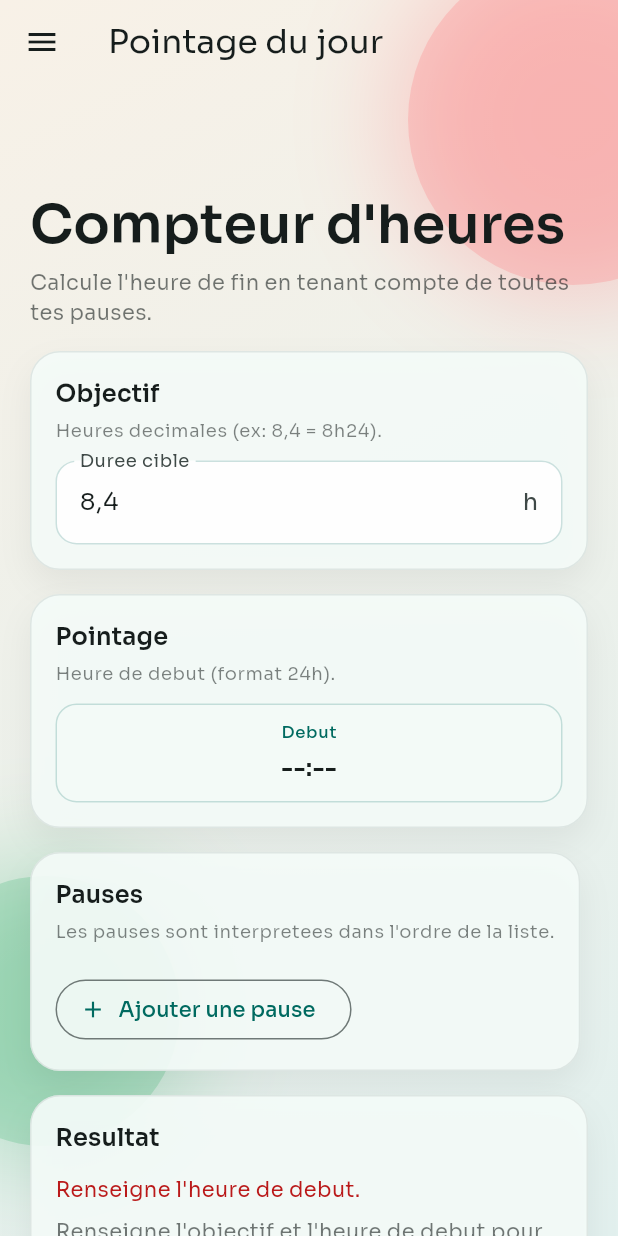
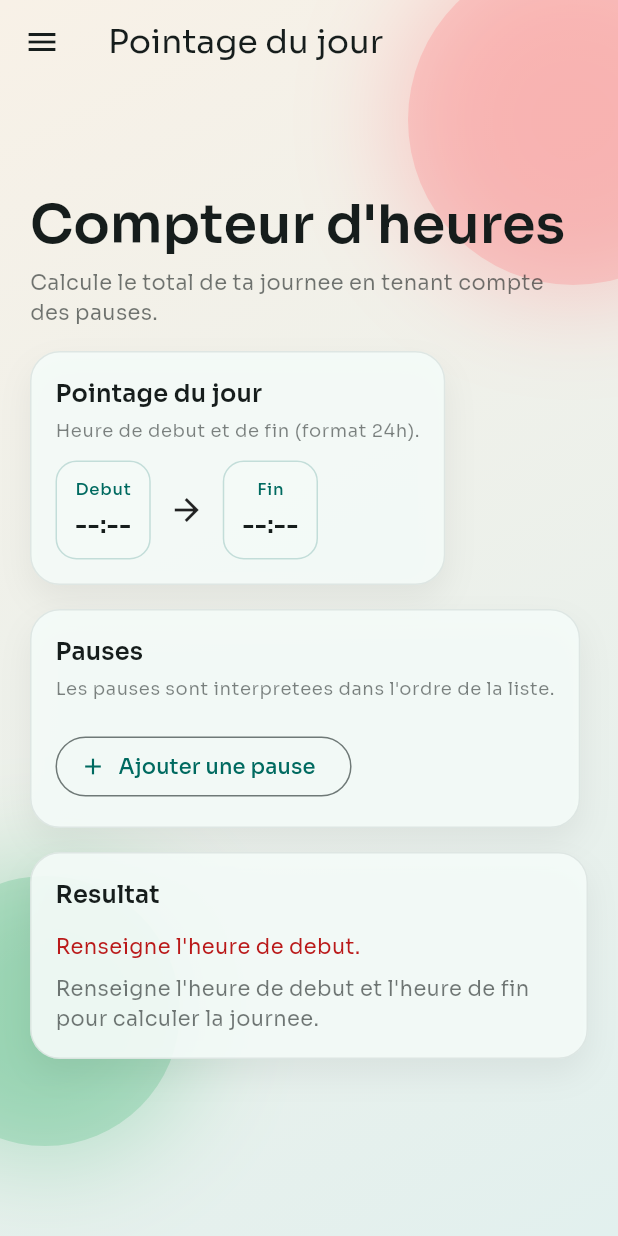
Before and after one commit to kosni68/Compteur_Heure_Android, a Flutter app: the screen it shows after launch, on a phone screen of 412 x 824 dp. Run offline on Flutter 3.47's test engine with Material 3 defaults, Android fonts, the phone set to English and light mode, and no system bars; our stand-ins replace shared_preferences, table_calendar.

Commit message:
Refactor PointagePage to improve time tracking functionality and UI updates

```diff
--- a/lib/main.dart
+++ b/lib/main.dart
@@ -1,3 +1,4 @@
+
 import 'dart:async';
 import 'dart:convert';
 import 'dart:io';
@@ -375,23 +376,20 @@ class PointagePage extends StatefulWidget {
 
 class _PointagePageState extends State<PointagePage>
     with TickerProviderStateMixin {
-  final TextEditingController _targetController = TextEditingController();
-  final FocusNode _targetFocus = FocusNode();
-
   TimeOfDay? _startTime;
+  TimeOfDay? _endTime;
   List<BreakInterval> _breaks = <BreakInterval>[];
 
-  DateTime? _startDateTime;
-  DateTime? _finishDateTime;
-  Duration? _targetWorkDuration;
+  DateTime? _endDateTime;
+  Duration? _presenceDuration;
+  Duration? _workedDuration;
   Duration? _totalBreakDuration;
-  Duration? _remaining;
   int _dayOffset = 0;
   String? _errorMessage;
 
-  Timer? _ticker;
   late final AnimationController _introController;
   bool _syncing = false;
+  bool _savingEntry = false;
 
   @override
   void initState() {
@@ -401,21 +399,13 @@ class _PointagePageState extends State<PointagePage>
       duration: const Duration(milliseconds: 700),
     )..forward();
     widget.controller.addListener(_onControllerChanged);
-    _targetController.addListener(_onInputChanged);
-    _ticker = Timer.periodic(const Duration(seconds: 1), (_) {
-      _updateCountdown();
-    });
     _syncFromController();
   }
 
   @override
   void dispose() {
     widget.controller.removeListener(_onControllerChanged);
-    _ticker?.cancel();
     _introController.dispose();
-    _targetController.removeListener(_onInputChanged);
-    _targetController.dispose();
-    _targetFocus.dispose();
     super.dispose();
   }
 
@@ -429,10 +419,6 @@ class _PointagePageState extends State<PointagePage>
   void _syncFromController() {
     final data = widget.controller.data;
     _syncing = true;
-    if (!_targetFocus.hasFocus) {
-      _targetController.text =
-          formatDecimalHoursFromMinutes(data.targetMinutes);
-    }
     _startTime = data.startTime;
     _breaks = cloneBreaks(data.breaks);
     _syncing = false;
@@ -449,10 +435,7 @@ class _PointagePageState extends State<PointagePage>
 
   void _updateControllerData() {
     final data = widget.controller.data;
-    final targetMinutes =
-        parseDecimalHoursToMinutes(_targetController.text, allowZero: false);
     final updated = data.copyWith(
-      targetMinutes: targetMinutes ?? data.targetMinutes,
       startTime: _startTime,
       breaks: cloneBreaks(_breaks),
     );
@@ -462,80 +445,90 @@ class _PointagePageState extends State<PointagePage>
   void _clearResults([String? message]) {
     setState(() {
       _errorMessage = message;
-      _startDateTime = null;
-      _finishDateTime = null;
-      _targetWorkDuration = null;
+      _endDateTime = null;
+      _presenceDuration = null;
+      _workedDuration = null;
       _totalBreakDuration = null;
-      _remaining = null;
       _dayOffset = 0;
     });
   }
 
   void _recalculate() {
-    final workMinutes =
-        parseDecimalHoursToMinutes(_targetController.text, allowZero: false);
-    if (workMinutes == null) {
-      final hasInput = _targetController.text.trim().isNotEmpty;
-      _clearResults(
-        hasInput ? "L'objectif doit etre un nombre comme 8,4." : null,
-      );
-      return;
-    }
     if (_startTime == null) {
       _clearResults("Renseigne l'heure de debut.");
       return;
     }
+    if (_endTime == null) {
+      _clearResults("Renseigne l'heure de fin.");
+      return;
+    }
 
     final now = DateTime.now();
     final baseDate = DateTime(now.year, now.month, now.day);
     final start = _dateTimeFromTimeOfDay(baseDate, _startTime!);
+    DateTime end = _dateTimeFromTimeOfDay(baseDate, _endTime!);
+    if (end.isBefore(start)) {
+      end = end.add(const Duration(days: 1));
+    }
 
     final breakIntervals = _normalizeBreaks(baseDate, start, _breaks);
-    DateTime finish = start.add(Duration(minutes: workMinutes));
     Duration totalBreak = Duration.zero;
 
     for (final interval in breakIntervals) {
-      if (interval.start.isBefore(finish)) {
-        final duration = interval.end.difference(interval.start);
-        totalBreak += duration;
-        finish = finish.add(duration);
+      if (interval.start.isBefore(end)) {
+        final effectiveEnd = interval.end.isAfter(end) ? end : interval.end;
+        if (effectiveEnd.isAfter(interval.start)) {
+          totalBreak += effectiveEnd.difference(interval.start);
+        }
       }
     }
 
-    final remaining = finish.difference(DateTime.now());
+    final presence = end.difference(start);
+    final worked = presence - totalBreak;
+    if (worked.inMinutes <= 0) {
+      _clearResults('Horaires invalides.');
+      return;
+    }
+
     setState(() {
       _errorMessage = null;
-      _startDateTime = start;
-      _finishDateTime = finish;
-      _targetWorkDuration = Duration(minutes: workMinutes);
+      _endDateTime = end;
+      _presenceDuration = presence;
+      _workedDuration = worked;
       _totalBreakDuration = totalBreak;
-      _remaining = remaining;
-      _dayOffset = finish
+      _dayOffset = end
           .difference(DateTime(start.year, start.month, start.day))
           .inDays;
     });
-  }
-
-  void _updateCountdown() {
-    if (!mounted) {
+
+    _maybeSaveTodayEntry(worked);
+  }
+
+  void _maybeSaveTodayEntry(Duration worked) {
+    if (_savingEntry) {
       return;
     }
-    final finish = _finishDateTime;
-    if (finish == null) {
-      if (_remaining != null) {
-        setState(() {
-          _remaining = null;
-        });
-      }
+    final minutes = worked.inMinutes;
+    if (minutes <= 0) {
       return;
     }
 
-    final remaining = finish.difference(DateTime.now());
-    if (_remaining == null || remaining.inSeconds != _remaining!.inSeconds) {
-      setState(() {
-        _remaining = remaining;
-      });
-    }
+    final key = dateKey(dateOnly(DateTime.now()));
+    final data = widget.controller.data;
+    if (data.entries[key] == minutes) {
+      return;
+    }
+
+    _savingEntry = true;
+    final updatedEntries = Map<String, int>.from(data.entries);
+    updatedEntries[key] = minutes;
+    unawaited(
+      widget.controller
+          .update(data.copyWith(entries: updatedEntries))
+          .whenComplete(() {
+        _savingEntry = false;
+      }),
+    );
   }
 
   Future<void> _pickStartTime() async {
@@ -546,6 +539,18 @@ class _PointagePageState extends State<PointagePage>
     }
     setState(() {
       _startTime = picked;
+    });
+    _onInputChanged();
+  }
+
+  Future<void> _pickEndTime() async {
+    final initial = _endTime ?? TimeOfDay.now();
+    final picked = await _pickTime(initial);
+    if (picked == null) {
+      return;
+    }
+    setState(() {
+      _endTime = picked;
     });
     _onInputChanged();
   }
@@ -635,18 +640,14 @@ class _PointagePageState extends State<PointagePage>
         ),
         _staggeredSection(
           index: 1,
-          child: _objectiveCard(theme),
+          child: _timeCard(theme),
         ),
         _staggeredSection(
           index: 2,
-          child: _startCard(theme),
+          child: _breaksCard(theme),
         ),
         _staggeredSection(
           index: 3,
-          child: _breaksCard(theme),
-        ),
-        _staggeredSection(
-          index: 4,
           child: _resultCard(theme),
         ),
       ],
@@ -692,7 +693,7 @@ class _PointagePageState extends State<PointagePage>
         ),
         const SizedBox(height: 6),
         Text(
-          "Calcule l'heure de fin en tenant compte de toutes tes pauses.",
+          "Calcule le total de ta journee en tenant compte des pauses.",
           style: theme.textTheme.bodyMedium?.copyWith(
             color: theme.colorScheme.onSurface.withOpacity(0.6),
           ),
@@ -701,46 +702,25 @@ class _PointagePageState extends State<PointagePage>
     );
   }
 
-  Widget _objectiveCard(ThemeData theme) {
+  Widget _timeCard(ThemeData theme) {
     return SectionCard(
-      title: 'Objectif',
-      subtitle: "Heures decimales (ex: 8,4 = 8h24).",
-      child: Column(
-        crossAxisAlignment: CrossAxisAlignment.start,
+      title: 'Pointage du jour',
+      subtitle: 'Heure de debut et de fin (format 24h).',
+      child: Wrap(
+        spacing: 12,
+        runSpacing: 8,
+        crossAxisAlignment: WrapCrossAlignment.center,
         children: [
-          TextField(
-            controller: _targetController,
-            focusNode: _targetFocus,
-            keyboardType: const TextInputType.numberWithOptions(
-              decimal: true,
-              signed: false,
-            ),
-            inputFormatters: [
-              FilteringTextInputFormatter.allow(RegExp(r'[0-9,\.]')),
-            ],
-            decoration: const InputDecoration(
-              labelText: "Duree cible",
-              hintText: '8,4',
-              suffixText: 'h',
-            ),
-          ),
-        ],
-      ),
-    );
-  }
-
-  Widget _startCard(ThemeData theme) {
-    return SectionCard(
-      title: 'Pointage',
-      subtitle: "Heure de debut (format 24h).",
-      child: Row(
-        children: [
-          Expanded(
-            child: _timeButton(
-              label: 'Debut',
-              value: formatTimeOfDay(_startTime),
-              onTap: _pickStartTime,
-            ),
+          _timeButton(
+            label: 'Debut',
+            value: formatTimeOfDay(_startTime),
+            onTap: _pickStartTime,
+          ),
+          const Icon(Icons.arrow_forward),
+          _timeButton(
+            label: 'Fin',
+            value: formatTimeOfDay(_endTime),
+            onTap: _pickEndTime,
           ),
         ],
       ),
@@ -837,8 +817,12 @@ class _PointagePageState extends State<PointagePage>
   }
 
   Widget _resultCard(ThemeData theme) {
-    final finish = _finishDateTime;
-    if (finish == null) {
+    final end = _endDateTime;
+    final worked = _workedDuration;
+    final presence = _presenceDuration;
+    final breaks = _totalBreakDuration;
+
+    if (end == null || worked == null || presence == null || breaks == null) {
       return SectionCard(
         title: 'Resultat',
         child: Column(
@@ -854,7 +838,7 @@ class _PointagePageState extends State<PointagePage>
               const SizedBox(height: 8),
             ],
             Text(
-              "Renseigne l'objectif et l'heure de debut pour obtenir l'heure de fin.",
+              "Renseigne l'heure de debut et l'heure de fin pour calculer la journee.",
               style: theme.textTheme.bodyMedium?.copyWith(
                 color: theme.colorScheme.onSurface.withOpacity(0.6),
               ),
@@ -865,9 +849,8 @@ class _PointagePageState extends State<PointagePage>
     }
 
     final dayLabel = _dayOffset > 0 ? 'J+$_dayOffset' : null;
-    final totalDuration = _startDateTime == null
-        ? Duration.zero
-        : finish.difference(_startDateTime!);
+    final key = dateKey(dateOnly(DateTime.now()));
+    final saved = widget.controller.data.entries[key] == worked.inMinutes;
 
     return SectionCard(
       title: 'Resultat',
@@ -875,7 +858,7 @@ class _PointagePageState extends State<PointagePage>
         crossAxisAlignment: CrossAxisAlignment.start,
         children: [
           Text(
-            "Heure de fin",
+            'Heure de fin',
             style: theme.textTheme.labelLarge?.copyWith(
               color: theme.colorScheme.onSurface.withOpacity(0.6),
             ),
@@ -884,7 +867,7 @@ class _PointagePageState extends State<PointagePage>
           Row(
             children: [
               Text(
-                formatTime(finish),
+                formatTime(end),
                 style: theme.textTheme.displaySmall?.copyWith(
                   fontWeight: FontWeight.w600,
                 ),
@@ -912,29 +895,20 @@ class _PointagePageState extends State<PointagePage>
           ),
           const SizedBox(height: 14),
           InfoRow(
-            label: 'Objectif',
-            value: Text(formatDuration(_targetWorkDuration!)),
+            label: 'Duree travail',
+            value: Text(formatDuration(worked)),
           ),
           InfoRow(
             label: 'Pauses',
-            value: Text(formatDuration(_totalBreakDuration!)),
+            value: Text(formatDuration(breaks)),
           ),
           InfoRow(
-            label: 'Duree totale',
-            value: Text(formatDuration(totalDuration)),
+            label: 'Presence',
+            value: Text(formatDuration(presence)),
           ),
           InfoRow(
-            label: 'Compteur',
-            value: AnimatedSwitcher(
-              duration: const Duration(milliseconds: 250),
-              child: Text(
-                formatRemaining(_remaining),
-                key: ValueKey(_remaining?.inSeconds ?? 0),
-                style: theme.textTheme.bodyLarge?.copyWith(
-                  fontWeight: FontWeight.w600,
-                ),
-              ),
-            ),
+            label: 'Calendrier',
+            value: Text(saved ? 'Enregistre' : 'Non'),
           ),
         ],
       ),
@@ -1504,8 +1478,7 @@ class StatsPage extends StatelessWidget {
         : (totalMinutes / trackedDays).round();
 
     final bestEntry = _bestEntry(entries);
-    final bestDate =
-        bestEntry == null ? null : dateFromKey(bestEntry.key);
+    final bestDate = bestEntry == null ? null : dateFromKey(bestEntry.key);
 
     final today = dateOnly(DateTime.now());
     final weekStart = startOfWeek(today);
```
